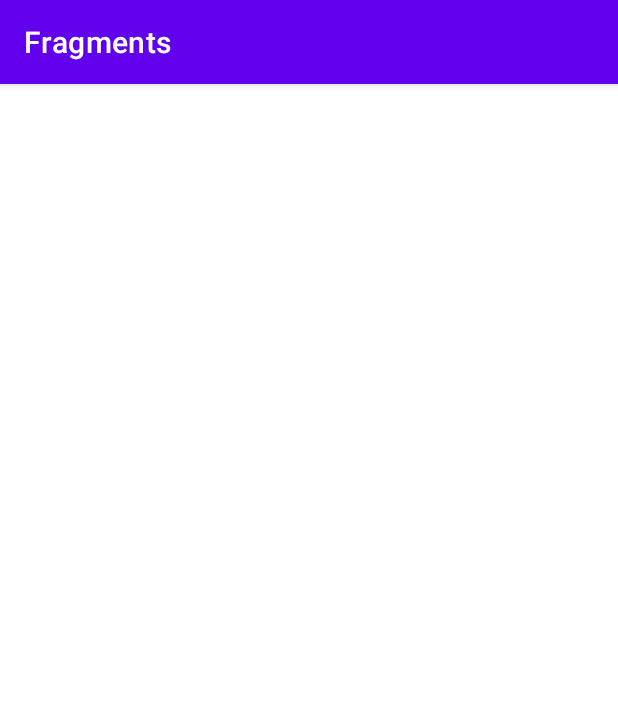
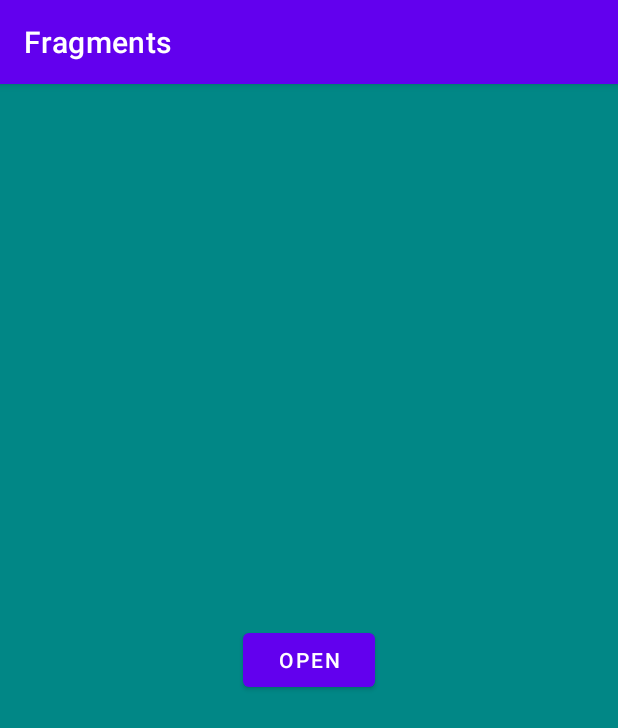
Before and after one commit to gasajere/Fragments, an Android app: the screen it shows after launch (MainActivity), on a phone screen of 412 x 824 dp. Shown: the top 728 px of the screen. Run offline under Robolectric (Android 15) with nearby library versions, the phone set to English and light mode, and no system bars.

Commit message:
final commit

```diff
--- a/app/src/main/res/layout/fragment_b.xml
+++ b/app/src/main/res/layout/fragment_b.xml
@@ -2,7 +2,9 @@
 <FrameLayout xmlns:android="http://schemas.android.com/apk/res/android"
     xmlns:tools="http://schemas.android.com/tools"
     android:layout_width="match_parent"
-    android:layout_height="match_parent">
+    android:layout_height="match_parent"
+    android:background="#CCB702"
+    tools:context=".BFragment">
 
 
 </FrameLayout>
--- /dev/null
+++ b/app/src/main/res/navigation/nav_graph.xml
@@ -0,0 +1,26 @@
+<?xml version="1.0" encoding="utf-8"?>
+<navigation xmlns:android="http://schemas.android.com/apk/res/android"
+    xmlns:app="http://schemas.android.com/apk/res-auto"
+    xmlns:tools="http://schemas.android.com/tools"
+    android:id="@+id/nav_graph"
+    app:startDestination="@id/AFragment">
+
+    <fragment
+        android:id="@+id/AFragment"
+        android:name="com.terence.fragments.AFragment"
+        android:label="fragment_a"
+        tools:layout="@layout/fragment_a" >
+        <action
+            android:id="@+id/action_AFragment_to_BFragment"
+            app:destination="@id/BFragment" />
+    </fragment>
+    <fragment
+        android:id="@+id/BFragment"
+        android:name="com.terence.fragments.BFragment"
+        android:label="fragment_b"
+        tools:layout="@layout/fragment_b" >
+        <argument
+            android:name="id"
+            app:argType="string"/>
+    </fragment>
+</navigation>
```
